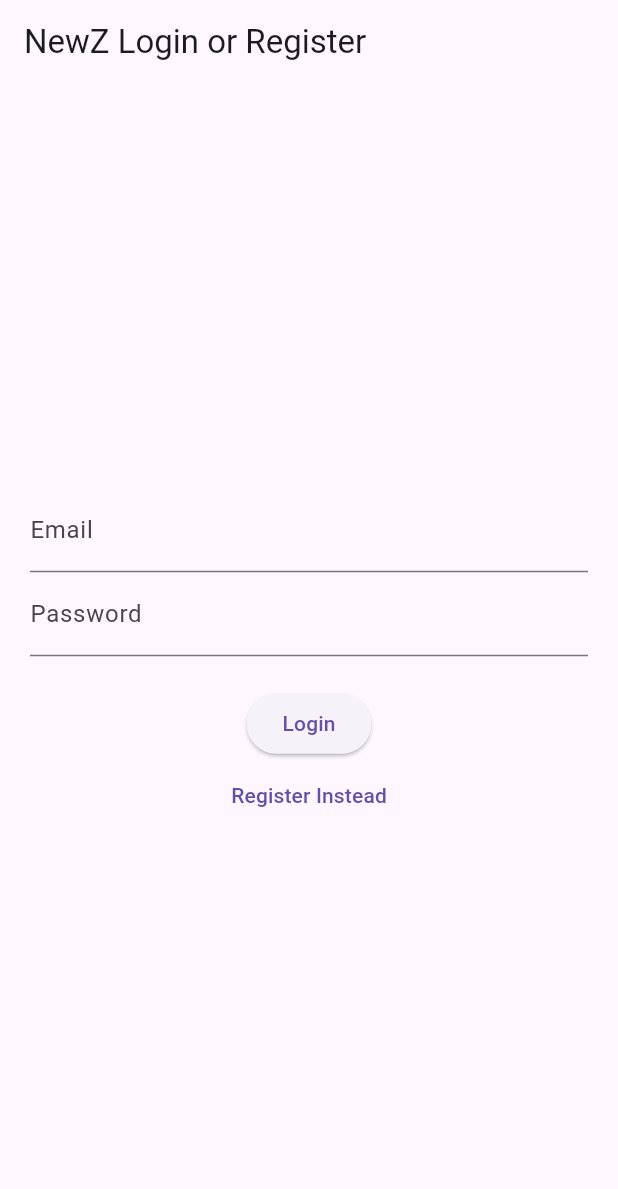
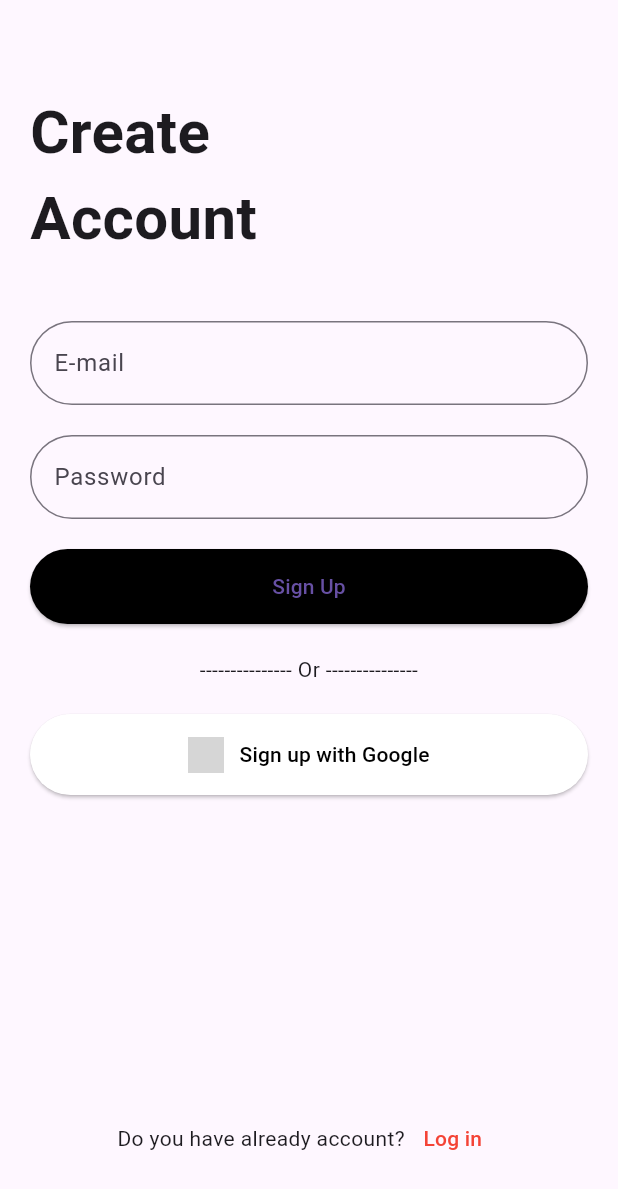
Before and after one commit to serveta/NewZ, a Flutter app: the screen it shows after launch, on a phone screen of 412 x 824 dp. Shown: the top 1189 px of the screen. Run offline on Flutter 3.47's test engine with Material 3 defaults, Android fonts, the phone set to English and light mode, and no system bars; our stand-ins replace cloud_firestore, firebase_auth, firebase_core, google_sign_in; accounts and stored records are empty; network calls fail; grey boxes are pictures that could not be loaded.

Commit message:
giriş ekranı ve login page user interface tamamlandı.

```diff
--- a/lib/main.dart
+++ b/lib/main.dart
@@ -2,6 +2,8 @@
 import 'package:newz/widget_tree.dart';
 import 'package:firebase_core/firebase_core.dart';
 import 'package:cloud_firestore/cloud_firestore.dart';
+import 'dart:async';
+import 'splashScreen.dart';
 
 Future<void> main() async {
   WidgetsFlutterBinding.ensureInitialized();
@@ -19,7 +21,7 @@
       theme: ThemeData(
         primaryColor: Colors.orange,
       ),
-      home: const WidgetTree(), // Set the home property to your main widget
+      home: SplashScreen(), // Set the home property to your main widget
     );
   }
 }
--- a/lib/pages/login_register_page.dart
+++ b/lib/pages/login_register_page.dart
@@ -1,24 +1,26 @@
 import 'package:flutter/material.dart';
 import 'package:firebase_auth/firebase_auth.dart';
+import 'package:google_sign_in/google_sign_in.dart';
 import '../auth.dart';
 
-class LoginPage extends StatefulWidget {
-  const LoginPage({Key? key}) : super(key: key);
+class CreateAccountPage extends StatefulWidget {
+  const CreateAccountPage({Key? key}) : super(key: key);
 
   @override
-  State<LoginPage> createState() => _LoginPageState();
+  State<CreateAccountPage> createState() => _CreateAccountPageState();
 }
 
-class _LoginPageState extends State<LoginPage> {
+class _CreateAccountPageState extends State<CreateAccountPage> {
   String? errorMessage = '';
-  bool isLogin = true;
-
   final TextEditingController _controllerEmail = TextEditingController();
   final TextEditingController _controllerPassword = TextEditingController();
 
-  Future<void> signInWithEmailAndPassword() async {
+  Future<void> createUserWithEmailAndPassword() async {
     try {
-      await Auth().signInWihEmailAndPassword(email: _controllerEmail.text, password: _controllerPassword.text);
+      await Auth().createUserWihEmailAndPassword(
+        email: _controllerEmail.text,
+        password: _controllerPassword.text,
+      );
     } on FirebaseAuthException catch (e) {
       setState(() {
         errorMessage = e.message;
@@ -26,68 +28,114 @@
     }
   }
 
-  Future<void> createUsersWithEmailAndPassword() async {
+  Future<void> signInWithGoogle() async {
     try {
-      await Auth().createUserWihEmailAndPassword(email: _controllerEmail.text, password: _controllerPassword.text);
-    } on FirebaseAuthException catch (e) {
+      final GoogleSignInAccount? googleUser = await GoogleSignIn().signIn();
+      final GoogleSignInAuthentication? googleAuth =
+          await googleUser?.authentication;
+      final credential = GoogleAuthProvider.credential(
+        accessToken: googleAuth?.accessToken,
+        idToken: googleAuth?.idToken,
+      );
+      await FirebaseAuth.instance.signInWithCredential(credential);
+    } catch (e) {
       setState(() {
-        errorMessage = e.message;
+        errorMessage = e.toString();
       });
     }
-  }
-
-  Widget _title() {
-    return const Text('NewZ Login or Register');
-  }
-
-  Widget _entryField(
-    String title,
-    TextEditingController controller,
-  ) {
-    return TextField(
-      controller: controller,
-      decoration: InputDecoration(
-        labelText: title,
-      ),
-    );
-  }
-
-  Widget _errorMessage() {
-    return Text(errorMessage == '' ? '' : '$errorMessage');
-  }
-
-  Widget _submitButton(){
-    return ElevatedButton(onPressed: isLogin ? signInWithEmailAndPassword : createUsersWithEmailAndPassword, child: Text(isLogin ? 'Login' : 'Register'),);
-  }
-
-  Widget _loginOrRegisterButton(){
-    return TextButton(onPressed: () {
-      setState(() {
-        isLogin = !isLogin;
-      });
-    }, child: Text(isLogin ? "Register Instead": "Login Instead"));
   }
 
   @override
   Widget build(BuildContext context) {
     return Scaffold(
-      appBar: AppBar(
-        title: _title(),
-      ),
-      body: Container(
-        height: double.infinity,
-        width: double.infinity,
-        padding: const EdgeInsets.all(20),
-        child: Column(
-          crossAxisAlignment: CrossAxisAlignment.center,
-          mainAxisAlignment: MainAxisAlignment.center,
-          children: <Widget> [
-            _entryField('Email', _controllerEmail),
-            _entryField('Password', _controllerPassword),
-            _errorMessage(),
-            _submitButton(),
-            _loginOrRegisterButton(),
-          ],
+      body: SafeArea(
+        child: Padding(
+          padding: const EdgeInsets.all(20.0),
+          child: Column(
+            crossAxisAlignment: CrossAxisAlignment.stretch,
+            children: [
+              const SizedBox(height: 40),
+              const Text(
+                'Create\nAccount',
+                style: TextStyle(fontSize: 40, fontWeight: FontWeight.bold),
+              ),
+              const SizedBox(height: 40),
+              TextField(
+                controller: _controllerEmail,
+                decoration: const InputDecoration(
+                  hintText: 'E-mail',
+                  border: OutlineInputBorder(
+                    borderRadius: BorderRadius.all(Radius.circular(30)),
+                  ),
+                ),
+              ),
+              const SizedBox(height: 20),
+              TextField(
+                controller: _controllerPassword,
+                obscureText: true,
+                decoration: const InputDecoration(
+                  hintText: 'Password',
+                  border: OutlineInputBorder(
+                    borderRadius: BorderRadius.all(Radius.circular(30)),
+                  ),
+                ),
+              ),
+              const SizedBox(height: 20),
+              ElevatedButton(
+                onPressed: createUserWithEmailAndPassword,
+                child: const Text('Sign Up'),
+                style: ElevatedButton.styleFrom(
+                  backgroundColor: Colors.black,
+                  shape: RoundedRectangleBorder(
+                    borderRadius: BorderRadius.circular(30),
+                  ),
+                  padding: const EdgeInsets.symmetric(vertical: 15),
+                ),
+              ),
+              const SizedBox(height: 20),
+              const Text('--------------- Or ---------------',
+                  textAlign: TextAlign.center),
+              const SizedBox(height: 20),
+              ElevatedButton(
+                onPressed: signInWithGoogle,
+                child: Row(
+                  mainAxisAlignment: MainAxisAlignment.center,
+                  children: [
+                    Image.network('https://www.google.com/favicon.ico',
+                        height: 24),
+                    const SizedBox(width: 10),
+                    const Text('Sign up with Google'),
+                  ],
+                ),
+                style: ElevatedButton.styleFrom(
+                  foregroundColor: Colors.black,
+                  backgroundColor: Colors.white,
+                  shape: RoundedRectangleBorder(
+                    borderRadius: BorderRadius.circular(30),
+                  ),
+                  padding: const EdgeInsets.symmetric(vertical: 15),
+                ),
+              ),
+              const Spacer(),
+              Row(
+                mainAxisAlignment: MainAxisAlignment.center,
+                children: [
+                  const Text('Do you have already account?'),
+                  TextButton(
+                    onPressed: () {
+                      // Navigate to login page
+                    },
+                    child: const Text('Log in',
+                        style: TextStyle(color: Colors.red)),
+                  ),
+                ],
+              ),
+              Text(
+                errorMessage!,
+                style: const TextStyle(color: Colors.red),
+              ),
+            ],
+          ),
         ),
       ),
     );
--- a/lib/widget_tree.dart
+++ b/lib/widget_tree.dart
@@ -14,12 +14,14 @@
 class _WidgetTreeState extends State<WidgetTree> {
   @override
   Widget build(BuildContext context) {
-    return StreamBuilder(stream: Auth().authStateChanges, builder: (context, snapshot) {
-      if (snapshot.hasData) {
-        return VerticalSwipe();
-      } else {
-        return const LoginPage();
-      }
-    });
+    return StreamBuilder(
+        stream: Auth().authStateChanges,
+        builder: (context, snapshot) {
+          if (snapshot.hasData) {
+            return VerticalSwipe();
+          } else {
+            return const CreateAccountPage();
+          }
+        });
   }
 }
--- a/pubspec.yaml
+++ b/pubspec.yaml
@@ -37,6 +37,7 @@
   # The following adds the Cupertino Icons font to your application.
   # Use with the CupertinoIcons class for iOS style icons.
   cupertino_icons: ^1.0.8
+  google_sign_in: ^6.2.1
 
 dev_dependencies:
   flutter_test:
```
Also changed, not shown: lib/splashScreen.dart (added, +86 -0 lines), pubspec.lock.
